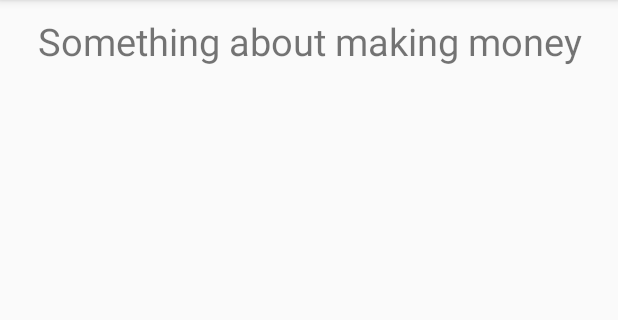
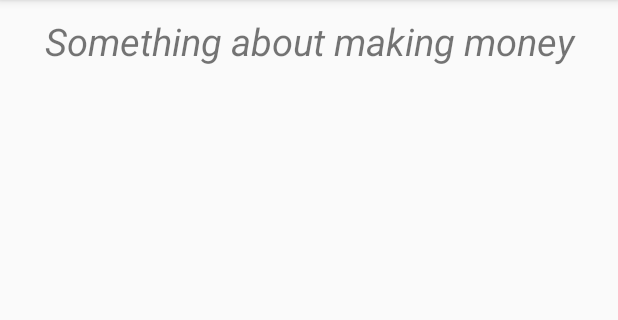
Before and after one commit to JohnB116/COP4656-Group-Proj, an Android app: the screen it shows after launch (MainActivity), on a phone screen of 412 x 824 dp, the part 84-404 px from its top. Run offline under Robolectric (Android 15) with nearby library versions, the phone set to English and light mode, and no system bars.

Commit message:
A couple of small UI changes

```diff
--- a/Fiscalitics/app/src/main/res/layout/activity_main.xml
+++ b/Fiscalitics/app/src/main/res/layout/activity_main.xml
@@ -18,14 +18,13 @@
         app:layout_constraintTop_toTopOf="parent"
         app:layout_constraintVertical_bias="0.0">
 
-
-        <!-- this is a comment -->
         <TextView
             android:gravity="center"
             android:layout_margin="10dp"
             android:text="Something about making money"
             android:id="@+id/textview1"
             android:textSize="25sp"
+            android:textStyle="italic"
             android:layout_width="match_parent"
             android:layout_height="wrap_content" />
 
```
Also changed, not shown: Fiscalitics/app/src/main/java/com/example/fiscalitics/MainActivity.java (+3 -5 lines).
